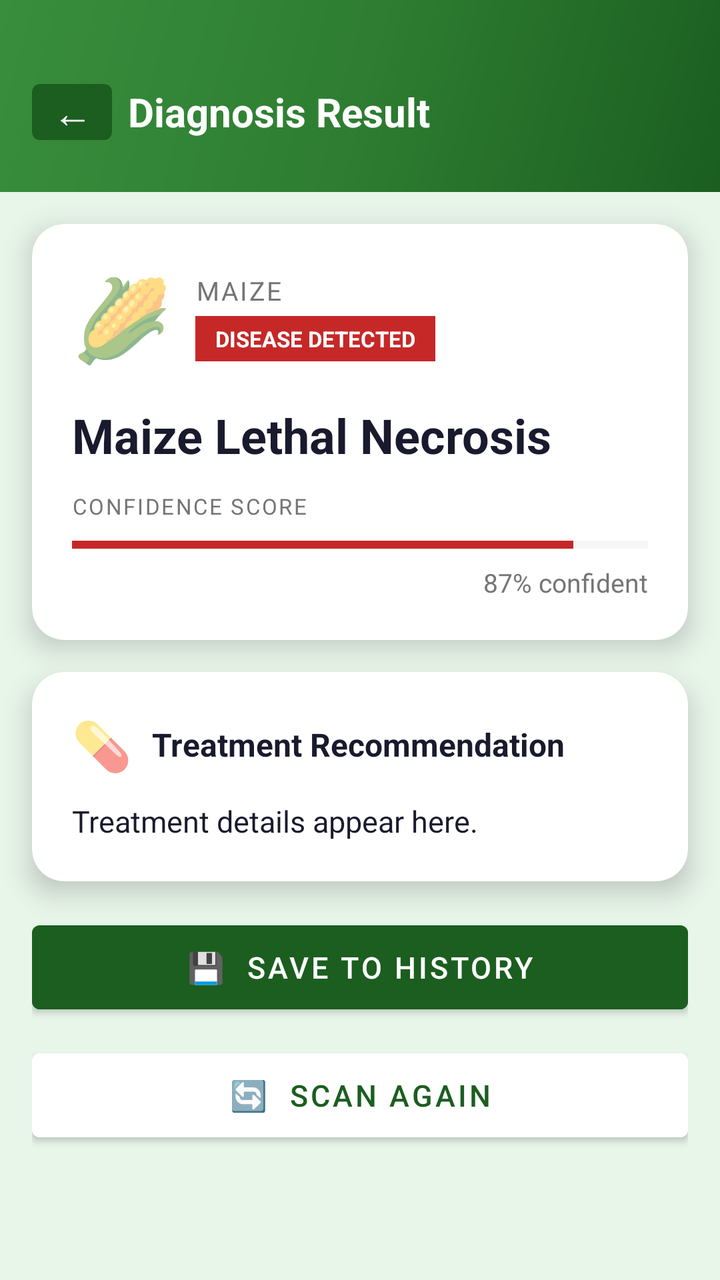
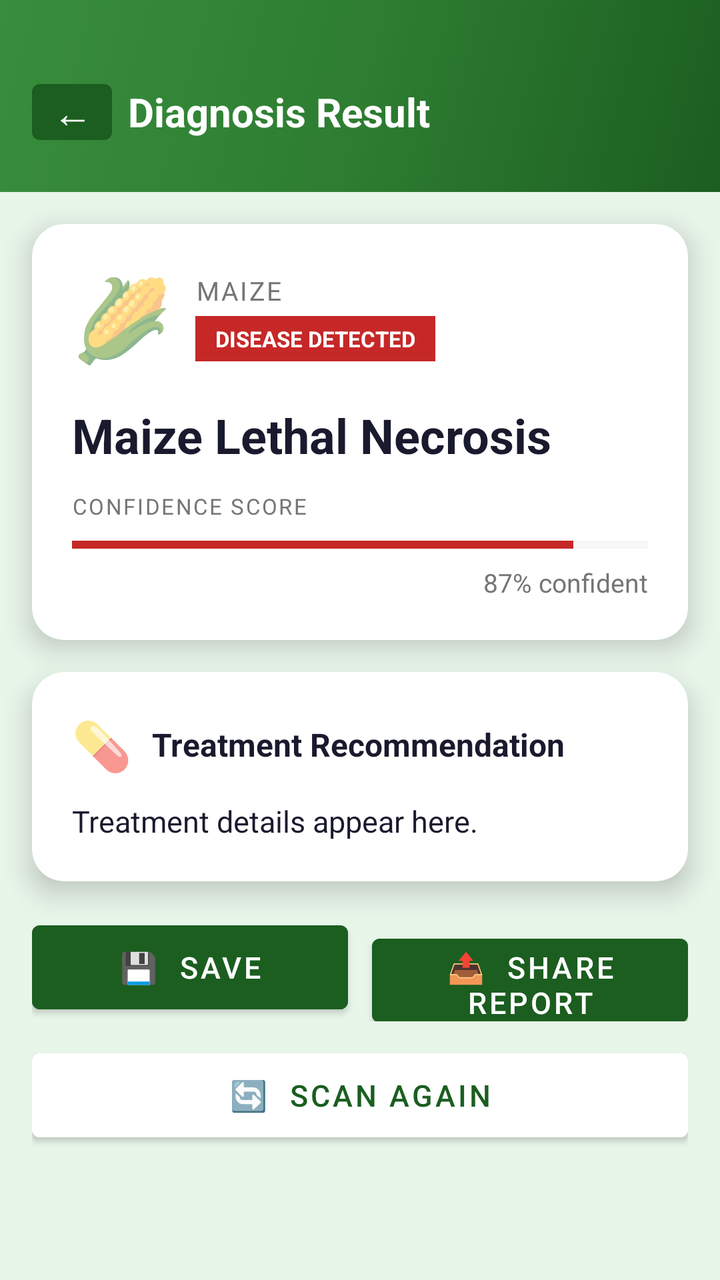

Compare the two renders of this Android layout. The source of the first and the diff that turns it into the second are given below.
<!-- AndroidManifest.xml: application theme Theme.SmartAgric -->
<!-- res/layout/activity_result.xml -->
<?xml version="1.0" encoding="utf-8"?>
<ScrollView xmlns:android="http://schemas.android.com/apk/res/android"
    android:layout_width="match_parent"
    android:layout_height="match_parent"
    android:background="@color/background">

    <LinearLayout
        android:layout_width="match_parent"
        android:layout_height="wrap_content"
        android:orientation="vertical">

        
        <LinearLayout
            android:id="@+id/resultHeader"
            android:layout_width="match_parent"
            android:layout_height="wrap_content"
            android:background="@drawable/bg_gradient_green"
            android:orientation="horizontal"
            android:gravity="center_vertical"
            android:paddingTop="36dp"
            android:paddingBottom="20dp"
            android:paddingHorizontal="16dp">

            <Button
                android:id="@+id/btnBack"
                android:layout_width="40dp"
                android:layout_height="40dp"
                android:text="←"
                android:textColor="#FFFFFF"
                android:textSize="20sp"
                android:background="@null"
                android:padding="0dp" />

            <TextView
                android:layout_width="wrap_content"
                android:layout_height="wrap_content"
                android:text="Diagnosis Result"
                android:textColor="#FFFFFF"
                android:textSize="20sp"
                android:textStyle="bold"
                android:layout_marginStart="8dp" />
        </LinearLayout>

        
        <TextView
            android:id="@+id/tvDemoBanner"
            android:layout_width="match_parent"
            android:layout_height="wrap_content"
            android:text="⚠️  DEMO MODE — Real TFLite model not loaded. Results are simulated."
            android:textColor="#FFFFFF"
            android:textSize="12sp"
            android:textAlignment="center"
            android:background="@drawable/bg_demo_banner"
            android:paddingVertical="10dp"
            android:paddingHorizontal="16dp"
            android:visibility="gone" />

        
        <androidx.cardview.widget.CardView
            android:layout_width="match_parent"
            android:layout_height="wrap_content"
            android:layout_margin="16dp"
            app:cardCornerRadius="16dp"
            app:cardElevation="8dp"
            xmlns:app="http://schemas.android.com/apk/res-auto">

            <LinearLayout
                android:layout_width="match_parent"
                android:layout_height="wrap_content"
                android:orientation="vertical"
                android:padding="20dp">

                
                <LinearLayout
                    android:layout_width="match_parent"
                    android:layout_height="wrap_content"
                    android:orientation="horizontal"
                    android:gravity="center_vertical"
                    android:layout_marginBottom="16dp">

                    <TextView
                        android:id="@+id/tvCropEmoji"
                        android:layout_width="wrap_content"
                        android:layout_height="wrap_content"
                        android:text="🌽"
                        android:textSize="40sp" />

                    <LinearLayout
                        android:layout_width="0dp"
                        android:layout_height="wrap_content"
                        android:layout_weight="1"
                        android:orientation="vertical"
                        android:layout_marginStart="12dp">

                        <TextView
                            android:id="@+id/tvCropName"
                            android:layout_width="wrap_content"
                            android:layout_height="wrap_content"
                            android:text="Maize"
                            android:textColor="@color/text_gray"
                            android:textSize="13sp"
                            android:textAllCaps="true"
                            android:letterSpacing="0.08" />

                        <TextView
                            android:id="@+id/tvStatusBadge"
                            android:layout_width="wrap_content"
                            android:layout_height="wrap_content"
                            android:text="DISEASE DETECTED"
                            android:textColor="#FFFFFF"
                            android:textSize="11sp"
                            android:textStyle="bold"
                            android:background="@color/disease_color"
                            android:paddingHorizontal="10dp"
                            android:paddingVertical="4dp"
                            android:layout_marginTop="4dp" />
                    </LinearLayout>
                </LinearLayout>

                
                <TextView
                    android:id="@+id/tvDiseaseName"
                    android:layout_width="wrap_content"
                    android:layout_height="wrap_content"
                    android:text="Maize Lethal Necrosis"
                    android:textColor="@color/text_dark"
                    android:textSize="24sp"
                    android:textStyle="bold"
                    android:layout_marginBottom="12dp" />

                
                <TextView
                    android:layout_width="wrap_content"
                    android:layout_height="wrap_content"
                    android:text="CONFIDENCE SCORE"
                    android:textColor="@color/text_gray"
                    android:textSize="11sp"
                    android:letterSpacing="0.08"
                    android:layout_marginBottom="6dp" />

                <ProgressBar
                    android:id="@+id/confidenceBar"
                    style="?android:attr/progressBarStyleHorizontal"
                    android:layout_width="match_parent"
                    android:layout_height="12dp"
                    android:max="100"
                    android:progress="87"
                    android:progressTint="@color/disease_color"
                    android:progressBackgroundTint="#E0E0E0"
                    android:layout_marginBottom="4dp" />

                <TextView
                    android:id="@+id/tvConfidenceValue"
                    android:layout_width="match_parent"
                    android:layout_height="wrap_content"
                    android:text="87% confident"
                    android:textColor="@color/text_gray"
                    android:textSize="13sp"
                    android:textAlignment="textEnd" />

            </LinearLayout>
        </androidx.cardview.widget.CardView>

        
        <androidx.cardview.widget.CardView
            android:layout_width="match_parent"
            android:layout_height="wrap_content"
            android:layout_marginHorizontal="16dp"
            android:layout_marginBottom="16dp"
            app:cardCornerRadius="16dp"
            app:cardElevation="8dp"
            xmlns:app="http://schemas.android.com/apk/res-auto">

            <LinearLayout
                android:layout_width="match_parent"
                android:layout_height="wrap_content"
                android:orientation="vertical"
                android:padding="20dp">

                <LinearLayout
                    android:layout_width="match_parent"
                    android:layout_height="wrap_content"
                    android:orientation="horizontal"
                    android:gravity="center_vertical"
                    android:layout_marginBottom="12dp">

                    <TextView
                        android:layout_width="wrap_content"
                        android:layout_height="wrap_content"
                        android:text="💊"
                        android:textSize="24sp" />

                    <TextView
                        android:layout_width="wrap_content"
                        android:layout_height="wrap_content"
                        android:text="Treatment Recommendation"
                        android:textColor="@color/text_dark"
                        android:textSize="16sp"
                        android:textStyle="bold"
                        android:layout_marginStart="10dp" />
                </LinearLayout>

                <TextView
                    android:id="@+id/tvTreatment"
                    android:layout_width="match_parent"
                    android:layout_height="wrap_content"
                    android:text="Treatment details appear here."
                    android:textColor="@color/text_dark"
                    android:textSize="15sp"
                    android:lineSpacingExtra="4dp" />

            </LinearLayout>
        </androidx.cardview.widget.CardView>

        
        <LinearLayout
            android:layout_width="match_parent"
            android:layout_height="wrap_content"
            android:orientation="vertical"
            android:layout_marginHorizontal="16dp"
            android:layout_marginBottom="28dp">

            <Button
                android:id="@+id/btnSave"
                android:layout_width="match_parent"
                android:layout_height="54dp"
                android:text="💾  Save to History"
                android:textColor="#FFFFFF"
                android:textSize="15sp"
                android:backgroundTint="@color/green_primary"
                android:layout_marginBottom="10dp" />

            <Button
                android:id="@+id/btnScanAgain"
                android:layout_width="match_parent"
                android:layout_height="54dp"
                android:text="🔄  Scan Again"
                android:textColor="@color/green_primary"
                android:textSize="15sp"
                android:backgroundTint="@color/white" />
        </LinearLayout>

    </LinearLayout>
</ScrollView>
<!-- resources referenced by this layout -->
<resources>
  <color name="background">#E8F5E9</color>
  <color name="disease_color">#C62828</color>
  <color name="green_primary">#1B5E20</color>
  <color name="text_dark">#1A1A2E</color>
  <color name="text_gray">#757575</color>
  <color name="white">#FFFFFF</color>
  <!-- drawable bg_demo_banner (drawable) -->
  <?xml version="1.0" encoding="utf-8"?>
  <shape xmlns:android="http://schemas.android.com/apk/res/android">
      <solid android:color="@color/demo_banner" />
      <corners android:radius="4dp" />
  </shape>
  <!-- drawable bg_gradient_green (drawable) -->
  <?xml version="1.0" encoding="utf-8"?>
  <shape xmlns:android="http://schemas.android.com/apk/res/android">
      <gradient
          android:angle="135"
          android:startColor="#1B5E20"
          android:centerColor="#2E7D32"
          android:endColor="#388E3C"
          android:type="linear" />
  </shape>
  <style name="Theme.SmartAgric" parent="Theme.MaterialComponents.Light.NoActionBar">
          <item name="colorPrimary">@color/green_primary</item>
          <item name="colorPrimaryVariant">@color/green_dark</item>
          <item name="colorOnPrimary">@color/white</item>
          <item name="colorSecondary">@color/green_accent</item>
          <item name="android:windowBackground">@color/background</item>
          <item name="android:statusBarColor">@color/green_dark</item>
      </style>
  <color name="demo_banner">#FF6F00</color>
  <color name="green_dark">#0A3D12</color>
  <color name="green_accent">#69F0AE</color>
</resources>

<!-- the commit's change to res/layout/activity_result.xml (unified diff, before → after) -->
@@ -220,15 +220,34 @@
             android:layout_marginHorizontal="16dp"
             android:layout_marginBottom="28dp">
 
-            <Button
-                android:id="@+id/btnSave"
-                android:layout_width="match_parent"
-                android:layout_height="54dp"
-                android:text="💾  Save to History"
-                android:textColor="#FFFFFF"
-                android:textSize="15sp"
-                android:backgroundTint="@color/green_primary"
-                android:layout_marginBottom="10dp" />
+            <LinearLayout
+                android:layout_width="match_parent"
+                android:layout_height="wrap_content"
+                android:orientation="horizontal"
+                android:layout_marginBottom="10dp">
+
+                <Button
+                    android:id="@+id/btnSave"
+                    android:layout_width="0dp"
+                    android:layout_height="54dp"
+                    android:layout_weight="1"
+                    android:text="💾  Save"
+                    android:textColor="#FFFFFF"
+                    android:textSize="15sp"
+                    android:backgroundTint="@color/green_primary"
+                    android:layout_marginEnd="6dp" />
+
+                <Button
+                    android:id="@+id/btnShare"
+                    android:layout_width="0dp"
+                    android:layout_height="54dp"
+                    android:layout_weight="1"
+                    android:text="📤  Share Report"
+                    android:textColor="#FFFFFF"
+                    android:textSize="15sp"
+                    android:backgroundTint="@color/green_primary"
+                    android:layout_marginStart="6dp" />
+            </LinearLayout>
 
             <Button
                 android:id="@+id/btnScanAgain"
